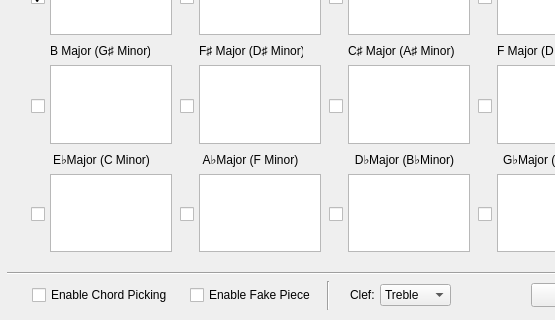
This is ui/designer/settings.ui in DoubleF3lix/Piano-Trainer as Qt 5 draws it before an edit; both pictures show x 0 to 555 and y 300 to 620 of the 800 by 620 pixel window. The edited form follows.
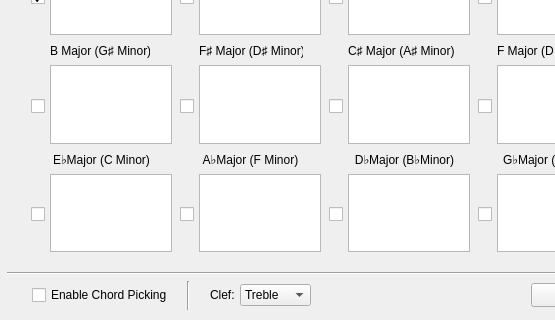
This is the edited form. Icons and pictures are not drawn.

```diff
--- a/ui/designer/settings.ui
+++ b/ui/designer/settings.ui
@@ -2136,7 +2136,7 @@
    <widget class="QComboBox" name="clef_selection">
     <property name="geometry">
      <rect>
-      <x>380</x>
+      <x>240</x>
       <y>584</y>
       <width>71</width>
       <height>22</height>
@@ -2166,7 +2166,7 @@
    <widget class="QLabel" name="clef_label">
     <property name="geometry">
      <rect>
-      <x>350</x>
+      <x>210</x>
       <y>587</y>
       <width>24</width>
       <height>16</height>
@@ -2184,7 +2184,7 @@
    <widget class="Line" name="line_2">
     <property name="geometry">
      <rect>
-      <x>320</x>
+      <x>180</x>
       <y>581</y>
       <width>16</width>
       <height>29</height>
@@ -2194,22 +2194,6 @@
      <enum>Qt::Vertical</enum>
     </property>
    </widget>
-   <widget class="QCheckBox" name="enable_fake_pieces_checkbox">
-    <property name="geometry">
-     <rect>
-      <x>190</x>
-      <y>585</y>
-      <width>121</width>
-      <height>20</height>
-     </rect>
-    </property>
-    <property name="statusTip">
-     <string extracomment="Testing"/>
-    </property>
-    <property name="text">
-     <string>Enable Fake Pieces</string>
-    </property>
-   </widget>
    <zorder>save_button</zorder>
    <zorder>quit_button</zorder>
    <zorder>help_button</zorder>
```
Left out of the diff: 1 changed line with no effect on the pictures.
